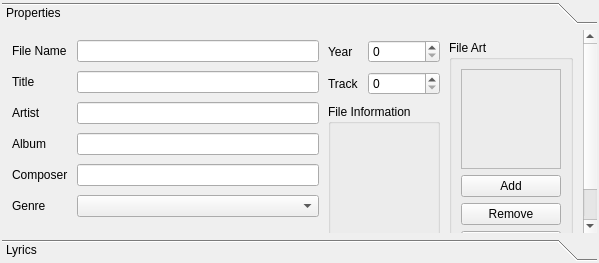
Old version of the form TagRename/Ui/MusicFilePropertiesWidget.ui in the repository suryakiran/Mp3Db.
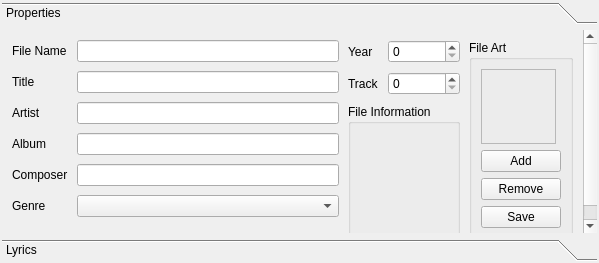
New version of the form.

Commit message: File art displayed

Diff of the .ui file:
```diff
--- a/TagRename/Ui/MusicFilePropertiesWidget.ui
+++ b/TagRename/Ui/MusicFilePropertiesWidget.ui
@@ -37,7 +37,7 @@
         <x>0</x>
         <y>0</y>
         <width>580</width>
-        <height>251</height>
+        <height>226</height>
        </rect>
       </property>
       <attribute name="label">
@@ -175,7 +175,7 @@
             </property>
             <layout class="QVBoxLayout" name="verticalLayout_4">
              <item>
-              <widget class="QFrame" name="frame">
+              <widget class="QLabel" name="m_fileArt">
                <property name="sizePolicy">
                 <sizepolicy hsizetype="Fixed" vsizetype="Fixed">
                  <horstretch>0</horstretch>
@@ -184,15 +184,15 @@
                </property>
                <property name="minimumSize">
                 <size>
-                 <width>100</width>
-                 <height>100</height>
+                 <width>75</width>
+                 <height>75</height>
                 </size>
                </property>
                <property name="frameShape">
                 <enum>QFrame::StyledPanel</enum>
                </property>
-               <property name="frameShadow">
-                <enum>QFrame::Raised</enum>
+               <property name="text">
+                <string/>
                </property>
               </widget>
              </item>
```
The commit also changes 2 other files.
